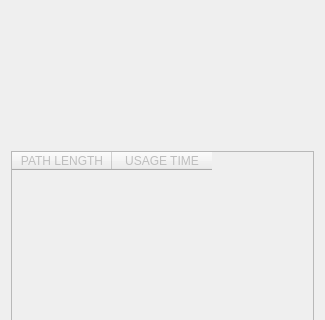
Before: the Qt Designer form CalculateSkillMetrics/Resources/UI/CalculateSkillMetrics.ui in JoshRosenfeld10/CalculateSkillMetrics, drawn with Qt 5; both pictures show x 0 to 325 and y 155 to 475 of the 325 by 557 pixel window.
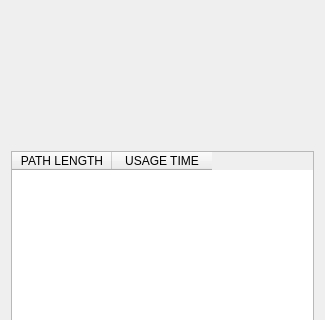
After: the same form once the commit is applied. Custom widgets are drawn as their Qt base class.

Commit message: logic for corner path lengths

```diff
--- a/CalculateSkillMetrics/Resources/UI/CalculateSkillMetrics.ui
+++ b/CalculateSkillMetrics/Resources/UI/CalculateSkillMetrics.ui
@@ -85,7 +85,7 @@
    <item>
     <widget class="QTableWidget" name="table">
      <property name="enabled">
-      <bool>false</bool>
+      <bool>true</bool>
      </property>
      <property name="rowCount">
       <number>0</number>
```
The commit also changes 1 other file.
